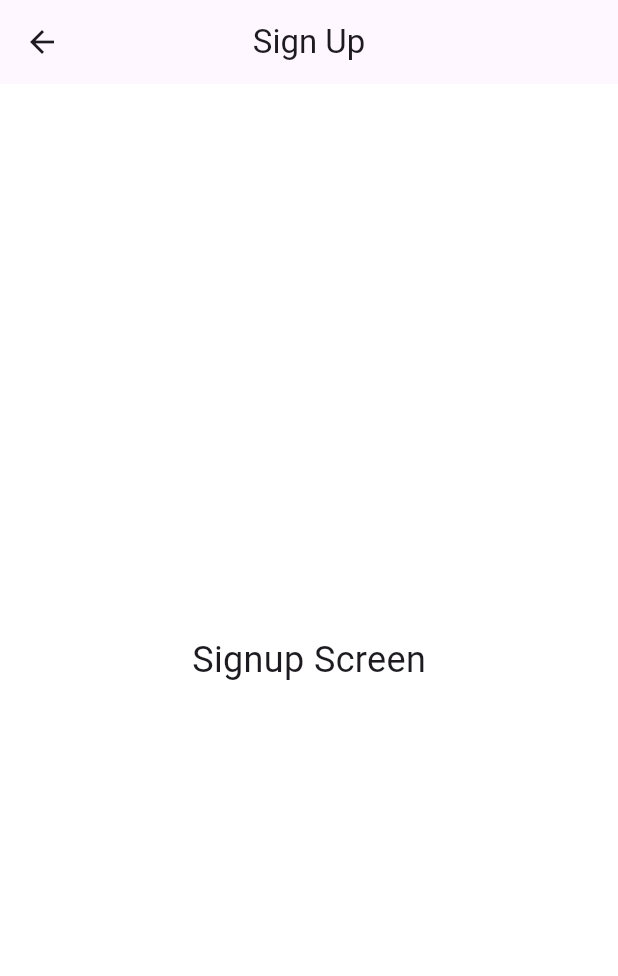
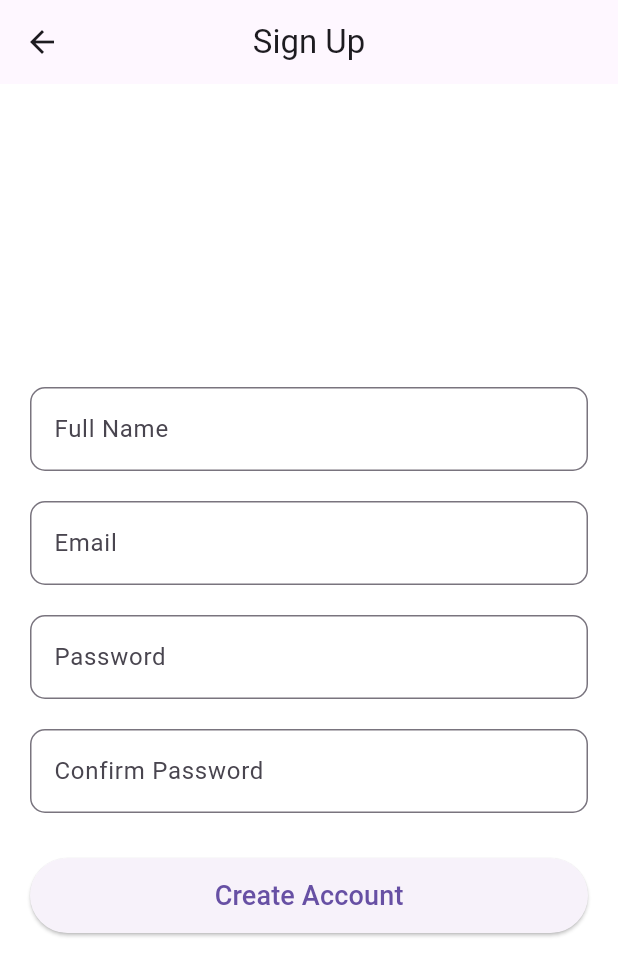
Before and after one commit to kisalay78/Xspace, a Flutter app: the SignupScreen screen opened directly, on a phone screen of 412 x 824 dp. Shown: the top 976 px of the screen. Run offline on Flutter 3.47's test engine with Material 3 defaults, Android fonts, the phone set to English and light mode, and no system bars.

Commit message:
add file code

```diff
--- a/lib/screens/auth/signup_screen.dart
+++ b/lib/screens/auth/signup_screen.dart
@@ -8,11 +8,75 @@ class SignupScreen extends StatelessWidget {
     return Scaffold(
       appBar: AppBar(
         title: const Text("Sign Up"),
+        centerTitle: true,
       ),
-      body: const Center(
-        child: Text(
-          "Signup Screen",
-          style: TextStyle(fontSize: 24),
+      body: Padding(
+        padding: const EdgeInsets.all(20),
+        child: Column(
+          mainAxisAlignment: MainAxisAlignment.center,
+          children: [
+
+            TextField(
+              decoration: InputDecoration(
+                hintText: "Full Name",
+                border: OutlineInputBorder(
+                  borderRadius: BorderRadius.circular(10),
+                ),
+              ),
+            ),
+
+            const SizedBox(height: 20),
+
+            TextField(
+              decoration: InputDecoration(
+                hintText: "Email",
+                border: OutlineInputBorder(
+                  borderRadius: BorderRadius.circular(10),
+                ),
+              ),
+            ),
+
+            const SizedBox(height: 20),
+
+            TextField(
+              obscureText: true,
+              decoration: InputDecoration(
+                hintText: "Password",
+                border: OutlineInputBorder(
+                  borderRadius: BorderRadius.circular(10),
+                ),
+              ),
+            ),
+
+            const SizedBox(height: 20),
+
+            TextField(
+              obscureText: true,
+              decoration: InputDecoration(
+                hintText: "Confirm Password",
+                border: OutlineInputBorder(
+                  borderRadius: BorderRadius.circular(10),
+                ),
+              ),
+            ),
+
+            const SizedBox(height: 30),
+
+            SizedBox(
+              width: double.infinity,
+              height: 50,
+              child: ElevatedButton(
+                onPressed: () {
+                  // Signup logic later
+                },
+                child: const Text(
+                  "Create Account",
+                  style: TextStyle(fontSize: 18),
+                ),
+              ),
+            ),
+
+          ],
         ),
       ),
     );
```
